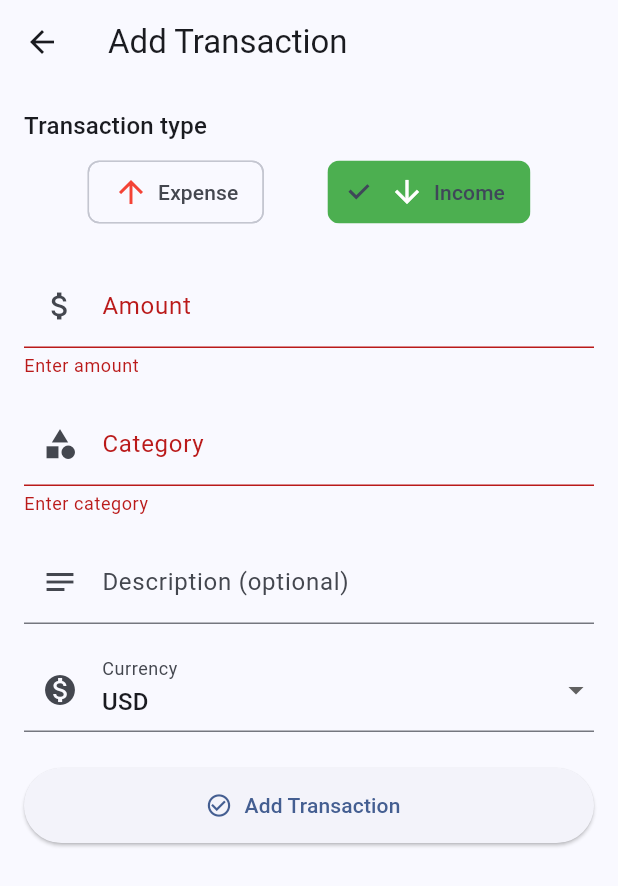
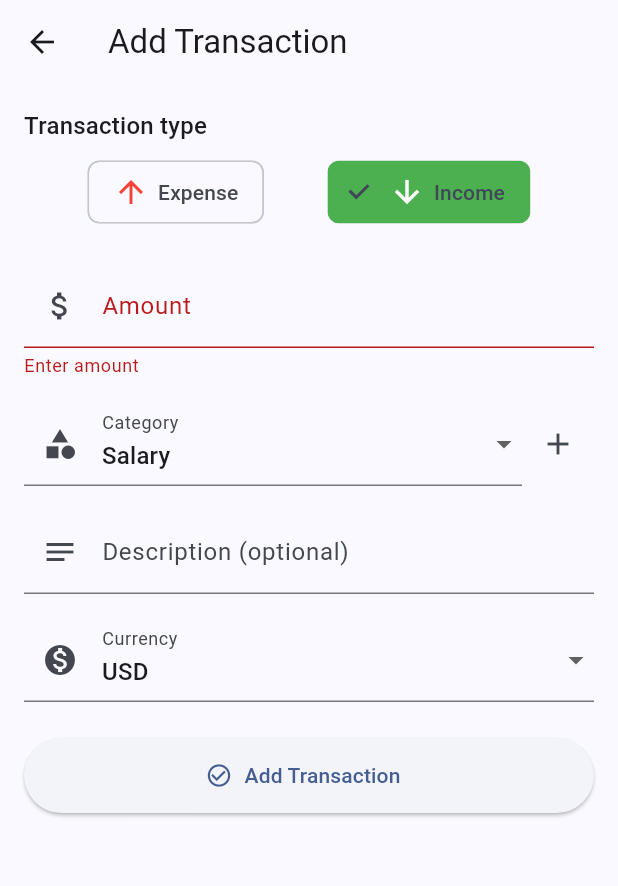
Before and after one commit to Clydewtf/expense-tracker, a Flutter app: the AddTransactionScreen screen opened by its route, after a tap on "Add Transaction", after a tap on "Income", on a phone screen of 412 x 824 dp. Shown: the top 886 px of the screen. Run offline on Flutter 3.47's test engine with Material 3 defaults, Android fonts, the phone set to English and light mode, and no system bars; our stand-ins replace connectivity_plus, dio, equatable, flutter_bloc, flutter_secure_storage, hive_flutter; missing offline and left inert: jwt_decode; accounts and stored records are empty; network calls fail.

Commit message:
feat: add category selector to add and edit screens

```diff
--- a/frontend/lib/presentation/screens/transaction/add_transaction_screen.dart
+++ b/frontend/lib/presentation/screens/transaction/add_transaction_screen.dart
@@ -16,10 +16,10 @@ class _AddTransactionScreenState extends State<AddTransactionScreen> {
   final _formKey = GlobalKey<FormState>();
   final _descriptionController = TextEditingController();
   final _amountController = TextEditingController();
-  final _categoryController = TextEditingController();
 
   String? selectedCurrency;
   String selectedType = 'expense';
+  String? selectedCategory;
 
   final List<String> currencies = ['USD', 'EUR', 'RUB'];
   final List<Map<String, dynamic>> types = [
@@ -27,19 +27,53 @@ class _AddTransactionScreenState extends State<AddTransactionScreen> {
     {'label': 'Income', 'value': 'income', 'icon': Icons.arrow_downward, 'color': Colors.green},
   ];
 
+  final Map<String, List<String>> categoriesByType = {
+    'expense': ['Food', 'Transport', 'Entertainment', 'Utilities', 'Shopping', 'Health', 'Education'],
+    'income': ['Salary', 'Freelance', 'Gifts', 'Investments', 'Other'],
+  };
+
   @override
   void initState() {
     super.initState();
     final userState = context.read<UserBloc>().state;
-    if (userState is UserLoaded) {
-      selectedCurrency = userState.user.defaultCurrency;
-    } else {
-      selectedCurrency = 'USD';
+    selectedCurrency = (userState is UserLoaded) ? userState.user.defaultCurrency : 'USD';
+    selectedCategory = categoriesByType[selectedType]!.first;
+  }
+
+  void _addNewCategory() async {
+    final newCategory = await showDialog<String>(
+      context: context,
+      builder: (context) {
+        final controller = TextEditingController();
+        return AlertDialog(
+          title: const Text('Add New Category'),
+          content: TextField(
+            controller: controller,
+            decoration: const InputDecoration(hintText: 'Category name'),
+          ),
+          actions: [
+            TextButton(onPressed: () => Navigator.pop(context), child: const Text('Cancel')),
+            TextButton(
+              onPressed: () => Navigator.pop(context, controller.text.trim()),
+              child: const Text('Add'),
+            ),
+          ],
+        );
+      },
+    );
+
+    if (newCategory != null && newCategory.isNotEmpty) {
+      setState(() {
+        categoriesByType[selectedType]!.add(newCategory);
+        selectedCategory = newCategory;
+      });
     }
   }
 
   @override
   Widget build(BuildContext context) {
+    final categories = categoriesByType[selectedType]!;
+
     return Scaffold(
       appBar: AppBar(title: const Text('Add Transaction')),
       body: Padding(
@@ -47,8 +81,7 @@ class _AddTransactionScreenState extends State<AddTransactionScreen> {
         child: BlocListener<TransactionsBloc, TransactionsState>(
           listener: (context, state) {
             if (state is TransactionsError) {
-              ScaffoldMessenger.of(context)
-                  .showSnackBar(SnackBar(content: Text(state.message)));
+              ScaffoldMessenger.of(context).showSnackBar(SnackBar(content: Text(state.message)));
             } else if (state is TransactionsLoaded) {
               Navigator.pop(context);
             }
@@ -57,10 +90,7 @@ class _AddTransactionScreenState extends State<AddTransactionScreen> {
             key: _formKey,
             child: ListView(
               children: [
-                Text(
-                  'Transaction type',
-                  style: Theme.of(context).textTheme.titleMedium,
-                ),
+                Text('Transaction type', style: Theme.of(context).textTheme.titleMedium),
                 const SizedBox(height: 8),
                 Row(
                   mainAxisAlignment: MainAxisAlignment.spaceEvenly,
@@ -77,86 +107,77 @@ class _AddTransactionScreenState extends State<AddTransactionScreen> {
                       selectedColor: type['color'],
                       selected: isSelected,
                       onSelected: (_) {
-                        setState(() => selectedType = type['value']);
+                        setState(() {
+                          selectedType = type['value'];
+                          selectedCategory = categoriesByType[selectedType]!.first;
+                        });
                       },
                     );
                   }).toList(),
                 ),
-
                 const SizedBox(height: 24),
 
                 TextFormField(
                   controller: _amountController,
-                  decoration: const InputDecoration(
-                    labelText: 'Amount',
-                    prefixIcon: Icon(Icons.attach_money),
-                  ),
+                  decoration: const InputDecoration(labelText: 'Amount', prefixIcon: Icon(Icons.attach_money)),
                   keyboardType: TextInputType.number,
-                  validator: (val) =>
-                      val == null || val.isEmpty ? 'Enter amount' : null,
+                  validator: (val) => val == null || val.isEmpty ? 'Enter amount' : null,
                 ),
-
                 const SizedBox(height: 16),
 
-                TextFormField(
-                  controller: _categoryController,
-                  decoration: const InputDecoration(
-                    labelText: 'Category',
-                    prefixIcon: Icon(Icons.category),
-                  ),
-                  validator: (val) =>
-                      val == null || val.isEmpty ? 'Enter category' : null,
+                Row(
+                  children: [
+                    Expanded(
+                      child: DropdownButtonFormField<String>(
+                        value: selectedCategory,
+                        items: categories.map((c) => DropdownMenuItem(value: c, child: Text(c))).toList(),
+                        onChanged: (value) => setState(() => selectedCategory = value),
+                        decoration: const InputDecoration(
+                          labelText: 'Category',
+                          prefixIcon: Icon(Icons.category),
+                        ),
+                      ),
+                    ),
+                    IconButton(
+                      icon: const Icon(Icons.add),
+                      onPressed: _addNewCategory,
+                    )
+                  ],
                 ),
-
                 const SizedBox(height: 16),
 
                 TextFormField(
                   controller: _descriptionController,
-                  decoration: const InputDecoration(
-                    labelText: 'Description (optional)',
-                    prefixIcon: Icon(Icons.notes),
-                  ),
+                  decoration: const InputDecoration(labelText: 'Description (optional)', prefixIcon: Icon(Icons.notes)),
                 ),
-
                 const SizedBox(height: 16),
 
                 DropdownButtonFormField<String>(
                   value: selectedCurrency,
-                  items: currencies
-                      .map((c) => DropdownMenuItem(value: c, child: Text(c)))
-                      .toList(),
+                  items: currencies.map((c) => DropdownMenuItem(value: c, child: Text(c))).toList(),
                   onChanged: (value) => setState(() => selectedCurrency = value),
-                  decoration: const InputDecoration(
-                    labelText: 'Currency',
-                    prefixIcon: Icon(Icons.monetization_on),
-                  ),
+                  decoration: const InputDecoration(labelText: 'Currency', prefixIcon: Icon(Icons.monetization_on)),
                 ),
-
                 const SizedBox(height: 24),
 
                 ElevatedButton.icon(
                   icon: const Icon(Icons.check_circle_outline),
                   label: const Text('Add Transaction'),
-                  style: ElevatedButton.styleFrom(
-                    minimumSize: const Size.fromHeight(50),
-                  ),
+                  style: ElevatedButton.styleFrom(minimumSize: const Size.fromHeight(50)),
                   onPressed: () {
-                    if (_formKey.currentState!.validate() &&
-                        selectedCurrency != null) {
+                    if (_formKey.currentState!.validate() && selectedCurrency != null) {
                       FocusScope.of(context).unfocus();
 
                       final txn = TransactionModel(
                         amount: double.parse(_amountController.text),
-                        category: _categoryController.text,
+                        category: selectedCategory!,
                         description: _descriptionController.text,
                         currency: selectedCurrency!,
                         date: DateTime.now(),
                         type: selectedType,
                       );
 
-                      context
-                          .read<TransactionsBloc>()
-                          .add(AddTransactionEvent(txn));
+                      context.read<TransactionsBloc>().add(AddTransactionEvent(txn));
                     }
                   },
                 ),
```
Also changed, not shown: frontend/lib/presentation/screens/transaction/edit_transaction_screen.dart (+72 -48 lines).
